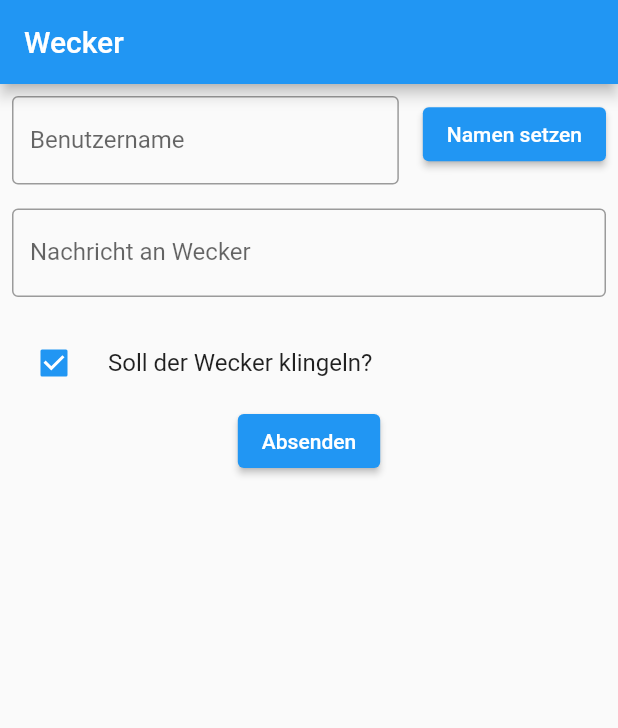
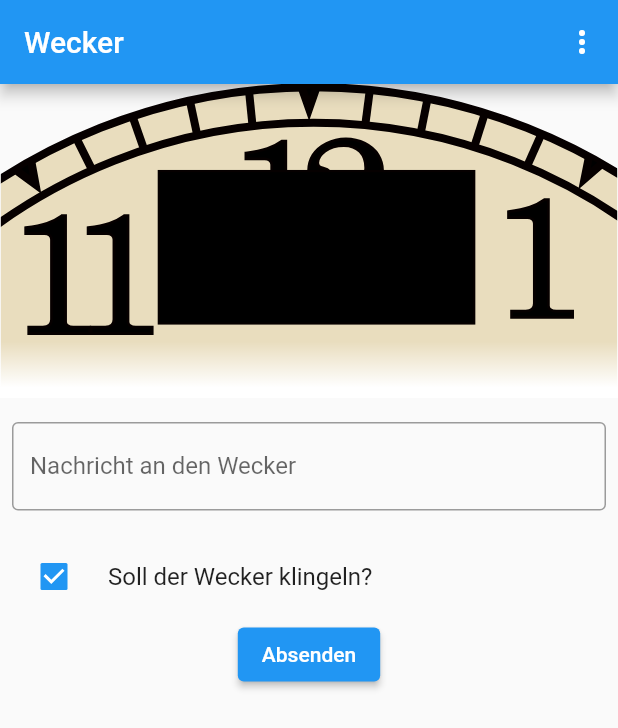
Before and after one commit to remote-alarm-clock/remote-alarm-app, a Flutter app: the screen it shows after launch, on a phone screen of 412 x 824 dp. Shown: the top 728 px of the screen. Run offline on Flutter 3.47's test engine with Material 2 defaults, Android fonts, the phone set to English and light mode, and no system bars; our stand-ins replace firebase_core, firebase_database, flutter_local_notifications, flutter_svg, shared_preferences; accounts and stored records are empty; generated files the repository leaves out were written again.

Commit message:
Add clockface to layout. Move username to dialog.

```diff
--- a/lib/main.dart
+++ b/lib/main.dart
@@ -3,8 +3,10 @@ import 'package:firebase_core/firebase_core.dart';
 import 'package:intl/intl.dart';
 import 'package:firebase_database/firebase_database.dart';
 import 'package:shared_preferences/shared_preferences.dart';
+import 'package:flutter_svg/flutter_svg.dart';
 import 'firebase_options.dart';
 import 'checkbox_form_field.dart';
+import 'username_setup_dialog.dart';
 import 'package:flutter_local_notifications/flutter_local_notifications.dart';
 //import 'package:background_fetch/background_fetch.dart';
 
@@ -123,7 +125,8 @@ Future<void> showMessageFromClock(DatabaseEvent event) async {
   final msgString = msg.value.toString();
   String timeString = ""; // Will be empty if no date is found.
   if (utc.exists) {
-    final timestamp = DateTime.fromMillisecondsSinceEpoch((utc.value as int)*1000);
+    final timestamp =
+        DateTime.fromMillisecondsSinceEpoch((utc.value as int) * 1000);
     print(timestamp);
     final DateFormat formatterDate = DateFormat("dd.MM.yyyy");
     final DateFormat formatterTime = DateFormat("HH:mm");
@@ -134,102 +137,6 @@ Future<void> showMessageFromClock(DatabaseEvent event) async {
 
   _showNotification("Nachricht von $userString", "$timeString\n$msgString");
 }
-
-/**
- * HANDLE USERNAME INPUT
- */
-class UsernameInputField extends StatefulWidget {
-  const UsernameInputField({super.key});
-
-  @override
-  State<UsernameInputField> createState() => _UsernameInputFieldState();
-}
-
-class _UsernameInputFieldState extends State<UsernameInputField> {
-  final _formKey = GlobalKey<FormState>();
-  String _username = "";
-  int usernameLimit = 8;
-
-  void readData() async {
-    // Load the username async.
-    final prefs = await SharedPreferences.getInstance();
-    if (prefs.getString("username") == null) {
-      setState(() => _username = "");
-      print("prefs are empty");
-    } else {
-      setState(() {
-        _username = prefs.getString("username")!;
-        print("prefs name loaded to $_username");
-      });
-    }
-  }
-
-  @override
-  void initState() {
-    super.initState();
-    readData();
-    print("initializing namefield");
-  }
-
-  @override
-  Widget build(BuildContext context) {
-    return Form(
-        key: _formKey,
-        child: Row(
-          mainAxisAlignment: MainAxisAlignment.center,
-          children: <Widget>[
-            Expanded(
-                child: Padding(
-                    padding: EdgeInsets.fromLTRB(8.0, 8.0, 16.0, 0.0),
-                    child: TextFormField(
-                      decoration: const InputDecoration(
-                        border: OutlineInputBorder(),
-                        labelText: 'Benutzername',
-                      ),
-                      initialValue: _username,
-                      // Requiered to update TextFormField on stateChange
-                      key: Key(_username),
-                      autovalidateMode: AutovalidateMode.onUserInteraction,
-                      onSaved: (String? value) {
-                        print("New username is: '$value'");
-                        _username = value!;
-                      },
-                      validator: (String? value) {
-                        if (value == null || value.isEmpty) {
-                          return "Bitte wähle einen Benutzernamen!";
-                        }
-                        if (value.length > usernameLimit) {
-                          return "Benutzername max. $usernameLimit Zeichen!";
-                        }
-                        return null;
-                      },
-                    ))),
-            Padding(
-                padding: EdgeInsets.fromLTRB(0, 0, 8, 0),
-                child: ElevatedButton(
-                  onPressed: () async {
-                    // Validate the Form
-                    if (_formKey.currentState!.validate()) {
-                      // Form is valid so display a snackbar, that the message will be sent out!
-                      _formKey.currentState!.save();
-                      // Save new username to prefs
-                      final prefs = await SharedPreferences.getInstance();
-                      prefs.setString("username", _username);
-                      ScaffoldMessenger.of(context).showSnackBar(SnackBar(
-                          content:
-                              Text("Benutzername auf '$_username' gesetzt!")));
-                    }
-                    // Validate and save username
-                  },
-                  child: const Text('Namen setzen'),
-                ))
-          ],
-        ));
-  }
-}
-/**
- * END HANDLE USERNAME INPUT
- */
 
 /**
  * MESSAGE INPUT
@@ -243,10 +150,13 @@ class MessageForm extends StatefulWidget {
 
 class _MessageFormState extends State<MessageForm> {
   final _formKey = GlobalKey<FormState>();
-  final letterLimitForMessage = 32;
+  final letterLimitForMessage = 126;
+  final clockImage = 'assets/clockface_zoom.svg';
 
   bool useAlarm = false;
-  String messageToClock = "";
+  String messageToClock = ""; // What will be sent to server (unclean)
+  String previewMessage =
+      " "; // What is displayed (also preprocessed with newlines)
 
   //final String senderName = "App";
 
@@ -277,7 +187,8 @@ class _MessageFormState extends State<MessageForm> {
         "$newMessageId/sender_name": username,
         "$newMessageId/text": messageToClock,
         "$newMessageId/bell": (useAlarm ? 1 : 0),
-        "$newMessageId/timestamp": (DateTime.now().millisecondsSinceEpoch/1000.0).round(),
+        "$newMessageId/timestamp":
+            (DateTime.now().millisecondsSinceEpoch / 1000.0).round(),
         "latest_message_id": newMessageId
       });
       ScaffoldMessenger.of(context)
@@ -307,6 +218,12 @@ class _MessageFormState extends State<MessageForm> {
     starCountRef.onValue.listen((DatabaseEvent event) async {
       showMessageFromClock(event);
     });
+
+    double width =
+        MediaQuery.of(context).size.width * 0.4; //40% of screen width
+
+    double fullScreenWidth =
+        MediaQuery.of(context).size.width; //100% of screen width
     // This method is rerun every time setState is called,
     // for instance, as done by the _increment method above.
     // The Flutter framework has been optimized to make
@@ -318,15 +235,49 @@ class _MessageFormState extends State<MessageForm> {
         child: Column(
             crossAxisAlignment: CrossAxisAlignment.center,
             children: <Widget>[
-              const UsernameInputField(),
+              Container(
+                  width: fullScreenWidth,
+                  child: Stack(
+                    children: [
+                      SvgPicture.asset(clockImage,
+                          width: fullScreenWidth,
+                          semanticsLabel:
+                              'clockface'), // Background picture of clockface
+                      // Image: 53*32 top left 13,8 (top, left)
+                      Positioned(
+                        top: 50,
+                        left: 100,
+                        child: Container(
+                          alignment: Alignment.topLeft,
+                          width: width,
+                          height: 0.65 * width, // Match 128*64 aspec ratio
+                          child: FittedBox(
+                              fit: BoxFit.scaleDown,
+                              child: Text(previewMessage,
+                                  textAlign: TextAlign.left,
+                                  style: const TextStyle(
+                                      fontSize: 90,
+                                      fontFamily: 'RobotoMono',
+                                      color: Colors.white))), // Display
+                        ),
+                      )
+                    ],
+                  )),
               Padding(
                 padding: EdgeInsets.symmetric(horizontal: 8, vertical: 16),
                 child: TextFormField(
                   decoration: const InputDecoration(
                     border: OutlineInputBorder(),
-                    labelText: 'Nachricht an Wecker',
+                    labelText: 'Nachricht an den Wecker',
                   ),
                   autovalidateMode: AutovalidateMode.onUserInteraction,
+                  onChanged: (text) {
+                    print("Debug text event $text!");
+                    previewMessage = text.padRight(21).replaceAllMapped(
+                        RegExp(r'.{21}'), (match) => "${match.group(0)}\n");
+                    print("Now message: $previewMessage");
+                    setState(() => {});
+                  },
                   onSaved: (String? value) {
                     print("Message to Clock is: '$value'");
                     messageToClock = value!;
@@ -423,7 +374,7 @@ class App extends StatelessWidget {
         // Check for errors
         if (snapshot.hasError) {
           print("Something went wrong");
-          return SomethingWentWrong();
+          return const SomethingWentWrong();
         }
 
         // Once complete, show your application
@@ -431,10 +382,27 @@ class App extends StatelessWidget {
           return MaterialApp(
               title: appTitle,
               home: Scaffold(
-                  appBar: AppBar(
-                    title: const Text(appTitle),
-                  ),
-                  body: MessageForm()));
+                  appBar: AppBar(title: const Text(appTitle), actions: <Widget>[
+                    PopupMenuButton(
+                        icon: const Icon(Icons.more_vert),
+                        itemBuilder: (context) {
+                          return [
+                            PopupMenuItem<int>(
+                              child: const Text("Namen setzen"),
+                              onTap: () => {
+                                Future.delayed(
+                                  const Duration(seconds: 0),
+                                  () => usernameDialogBuilder(context),
+                                )
+                              },
+                            ),
+                            const PopupMenuItem<int>(
+                              child: Text("Einstellungen"),
+                            ),
+                          ];
+                        }),
+                  ]),
+                  body: const MessageForm()));
         }
 
         // Otherwise, show something whilst waiting for initialization to complete
--- a/pubspec.yaml
+++ b/pubspec.yaml
@@ -38,6 +38,7 @@ dependencies:
   flutter_local_notifications: ^12.0.3
   shared_preferences: ^2.0.15
   intl: ^0.17.0
+  flutter_svg: ^2.0.5
 
 #dependency_overrides:
 #  firebase_core_platform_interface: 4.5.1
@@ -67,6 +68,8 @@ dev_dependencies:
 
 # The following section is specific to Flutter packages.
 flutter:
+  assets:
+    - assets/
   fonts:
     - family: RobotoMono
       fonts:
```
Also changed, not shown: lib/username_setup_dialog.dart (added, +125 -0 lines), assets/clockface.svg (added), assets/clockface_zoom.svg (added).
